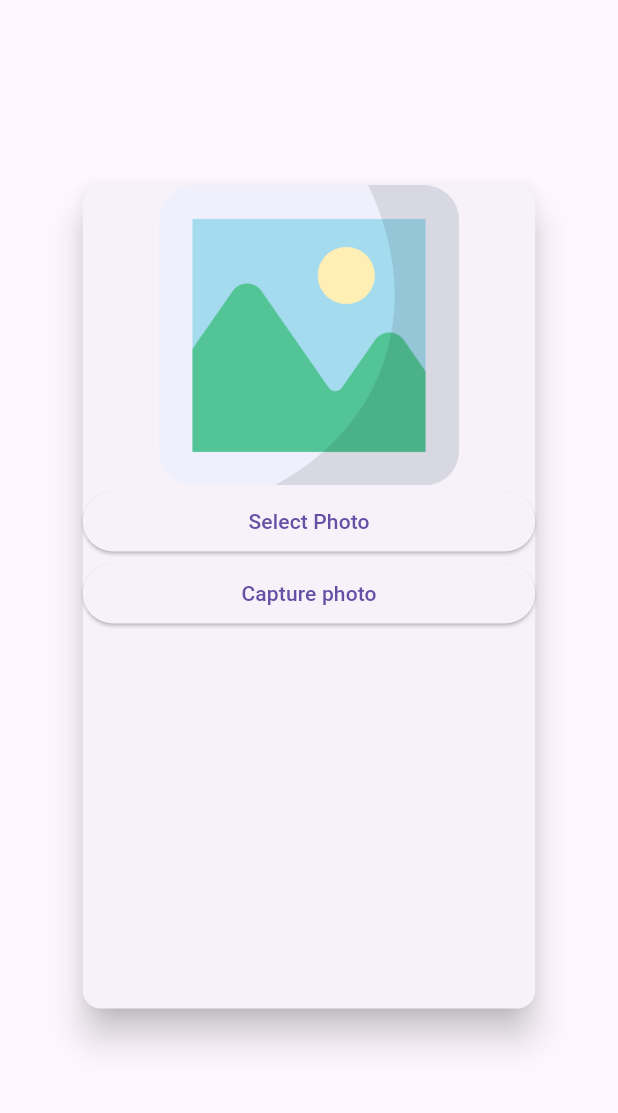
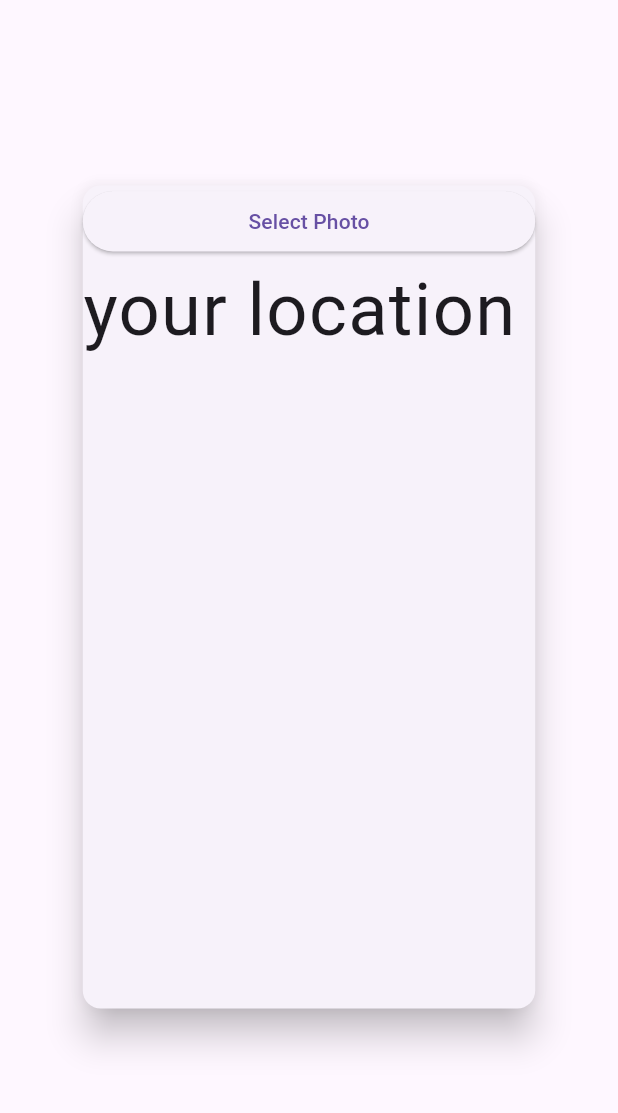
Before and after one commit to theeasylearn/flutter_11_basic_of_flutter, a Flutter app: the screen it shows after launch, after a tap on "Select Photo", on a phone screen of 412 x 824 dp, the part 63-1176 px from its top. Run offline on Flutter 3.47's test engine with Material 3 defaults, Android fonts, the phone set to English and light mode, and no system bars; our stand-ins replace image_picker, location, top_snackbar_flutter, vibration; missing offline and left inert: torch_light.

Commit message:
Initial commit

```diff
--- a/lib/camera_gallary_image.dart
+++ b/lib/camera_gallary_image.dart
@@ -65,7 +65,11 @@ class _CameraGallaryImageState extends State<CameraGallaryImage> {
                   child: Column(
                       crossAxisAlignment: CrossAxisAlignment.stretch,
                       children: [
-                          DisplayTextOrImage(),
+                          SizedBox(
+                            width: double.infinity,
+                            height: 400,
+                            child: DisplayTextOrImage(),
+                          ),
                           ElevatedButton(onPressed: () async {
                               try {
                                 final XFile? pickedFile = await _picker.pickImage(
--- /dev/null
+++ b/lib/get_location_demo.dart
@@ -0,0 +1,49 @@
+import 'dart:io';
+
+import 'package:flutter/material.dart';
+import 'package:location/location.dart';
+// https://pub.dev/packages/location
+class getUserLocation extends StatefulWidget {
+  @override
+  State<getUserLocation> createState() => _getUserLocationState();
+}
+
+class _getUserLocationState extends State<getUserLocation> {
+
+  String myLocation = '';  // Picker instance
+  Future<void> _getLastKnownLocation() async {
+
+  }
+  @override
+  Widget build(BuildContext context) {
+    return Scaffold(
+      appBar: AppBar(
+        title: Text("Capture Image"),
+      ),
+      body: Center(
+        child: Container(
+          width: MediaQuery.of(context).size.width * 0.80,
+          height: MediaQuery.of(context).size.height * 0.70,
+          child: Padding(padding: EdgeInsets.all(10),
+            child: Card(
+              elevation: 10,
+              child: Column(
+                crossAxisAlignment: CrossAxisAlignment.stretch,
+                children: [
+                  ElevatedButton(onPressed: ()  {
+                      _getLastKnownLocation();
+                  },
+                      child: Text("Select Photo")
+                  ),
+
+                  FittedBox(child: Text("your location $myLocation"),)
+                ],
+              ),
+            ),
+          ),
+
+        ),
+      ),
+    );
+  }
+}
--- a/lib/gridview_demo_1.dart
+++ b/lib/gridview_demo_1.dart
@@ -48,7 +48,6 @@ class GridviewDemo1 extends StatelessWidget {
     { "name": "Solomon Islands", "flag": "https://flagpedia.net/data/flags/w580/sb.png", "continent": "Australia" }
   ];
 
-  const GridviewDemo1({super.key});
   @override
   Widget build(BuildContext context) {
     return MaterialApp(
--- a/lib/listview_demo_2.dart
+++ b/lib/listview_demo_2.dart
@@ -47,9 +47,6 @@ class ListviewDemo2 extends StatelessWidget {
     { "name": "Fiji", "flag": "https://flagpedia.net/data/flags/w580/fj.png", "continent": "Australia" },
     { "name": "Solomon Islands", "flag": "https://flagpedia.net/data/flags/w580/sb.png", "continent": "Australia" }
   ];
-
-  const ListviewDemo2({super.key});
-
   @override
   Widget build(BuildContext context) {
     return MaterialApp(
--- a/lib/main.dart
+++ b/lib/main.dart
@@ -13,6 +13,7 @@ import 'package:flutter/material.dart';
 import 'MySliverDemo1.dart';
 import 'button_demo.dart';
 import 'camera_gallary_image.dart';
+import 'get_location_demo.dart';
 // import 'sizebox_demo.dart';
 // import 'aspect_ratio_demo.dart';
 // import 'table_demo_1.dart';
@@ -23,5 +24,5 @@ import 'camera_gallary_image.dart';
 // import 'media_query_demo.dart';
 void main()
 {
-    runApp(MaterialApp(home: CameraGallaryImage()));
+    runApp(MaterialApp(home: getUserLocation()));
 }
--- a/pubspec.yaml
+++ b/pubspec.yaml
@@ -38,6 +38,7 @@ dependencies:
   torch_light: ^1.1.0
   top_snackbar_flutter: ^3.3.0
   image_picker: ^1.1.2
+  location: ^7.0.1
 
 dev_dependencies:
   flutter_test:
```
Also changed, not shown: pubspec.lock, 6 other files.
